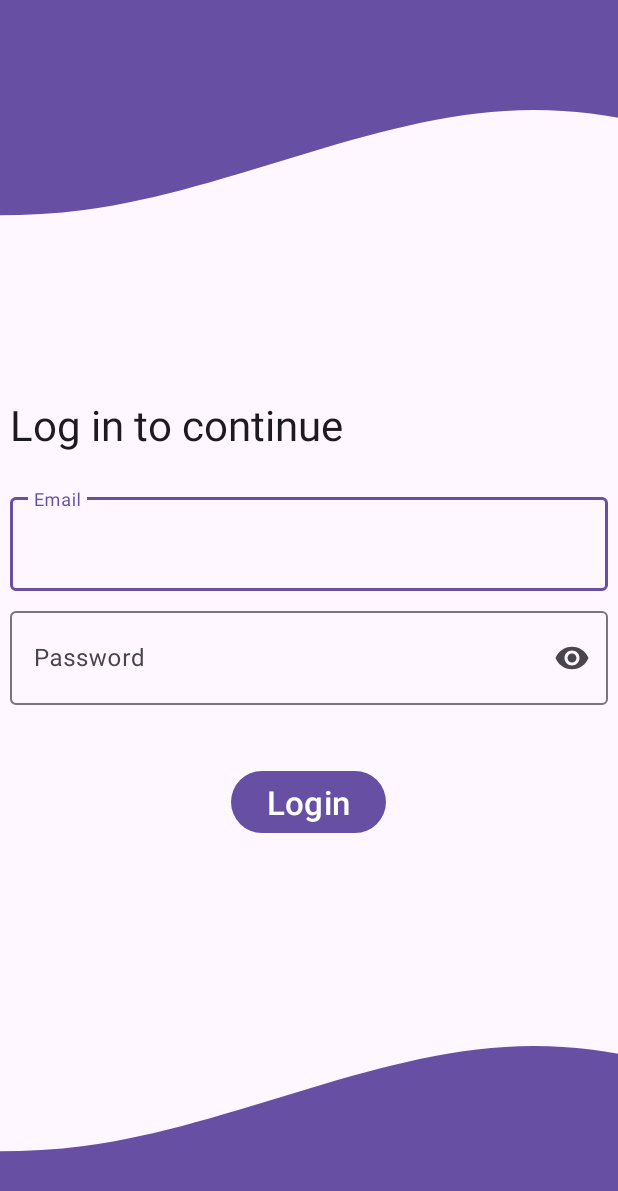
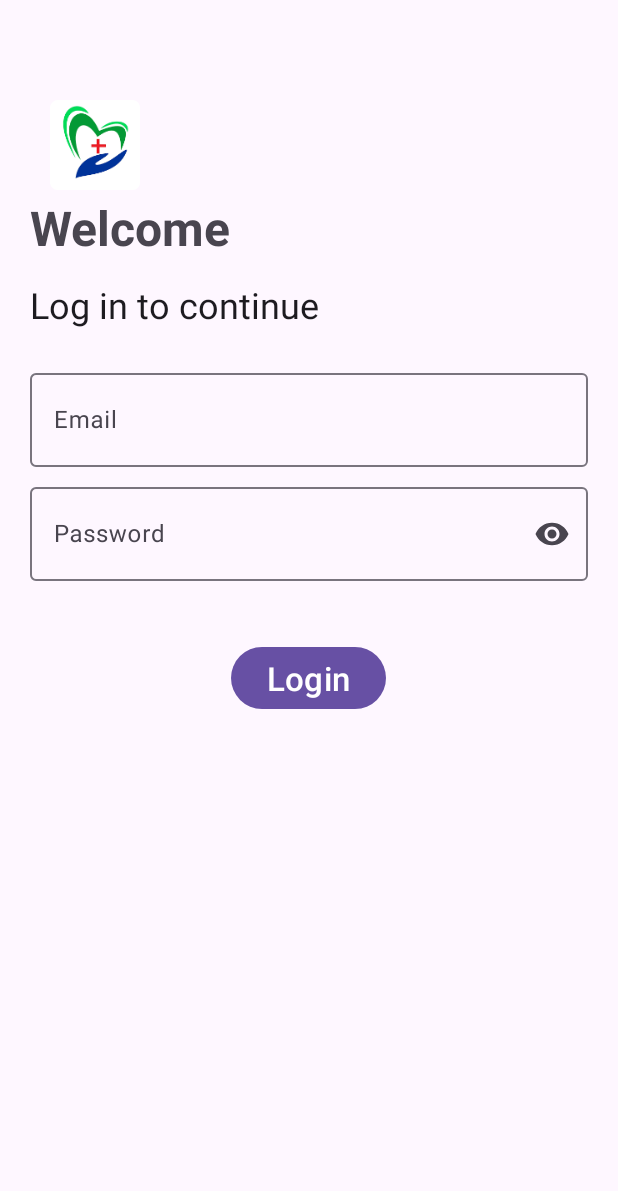
Before and after one commit to RathodKaransinh/Asha-App, an Android app: the screen it shows after launch (LoginActivity), on a phone screen of 412 x 824 dp. Shown: the top 1191 px of the screen. Run offline under Robolectric (Android 15) with nearby library versions, the phone set to English and light mode, and no system bars; our stand-ins replace Firebase (no records; nobody signed in at launch, a user with empty details on screens opened directly), sdp/ssp sizes.

Commit message:
Added Splash Screen and Animation

```diff
--- a/app/build.gradle
+++ b/app/build.gradle
@@ -43,6 +43,8 @@ dependencies {
     implementation 'com.google.android.material:material:1.8.0'
     implementation 'androidx.constraintlayout:constraintlayout:2.1.4'
     implementation 'androidx.core:core-ktx:1.9.0'
+    implementation 'androidx.navigation:navigation-fragment-ktx:2.5.3'
+    implementation 'androidx.navigation:navigation-ui-ktx:2.5.3'
     testImplementation 'junit:junit:4.13.2'
     androidTestImplementation 'androidx.test.ext:junit:1.1.5'
     androidTestImplementation 'androidx.test.espresso:espresso-core:3.5.1'
--- a/app/src/main/AndroidManifest.xml
+++ b/app/src/main/AndroidManifest.xml
@@ -31,7 +31,7 @@
             android:exported="false" />
         <activity
             android:name=".activities.LoginActivity"
-            android:exported="true">
+            android:exported="true" >
             <intent-filter>
                 <action android:name="android.intent.action.MAIN" />
 
--- a/app/src/main/java/com/example/ashaapp/activities/LoginActivity.kt
+++ b/app/src/main/java/com/example/ashaapp/activities/LoginActivity.kt
@@ -1,29 +1,47 @@
 package com.example.ashaapp.activities
 
-import android.app.ProgressDialog
+import android.animation.Animator
 import android.content.ContentValues
 import android.content.Intent
+import android.content.SharedPreferences
+import android.os.Build
 import android.os.Bundle
+import android.os.CountDownTimer
 import android.util.Log
-import android.widget.Button
-import android.widget.EditText
+import android.view.View
+import android.view.inputmethod.EditorInfo
 import android.widget.Toast
+import androidx.annotation.RequiresApi
 import androidx.appcompat.app.AppCompatActivity
 import com.example.ashaapp.R
+import com.example.ashaapp.databinding.ActivityLoginBinding
 import com.google.firebase.auth.FirebaseAuth
 
 class LoginActivity : AppCompatActivity() {
 
-    private lateinit var loginbtn: Button
+    private lateinit var binding: ActivityLoginBinding
     private lateinit var auth: FirebaseAuth
-    private lateinit var email: EditText
-    private lateinit var pass: EditText
+    private lateinit var sharedPreferences: SharedPreferences
 
+    @RequiresApi(Build.VERSION_CODES.O)
     override fun onCreate(savedInstanceState: Bundle?) {
         super.onCreate(savedInstanceState)
-        setContentView(R.layout.activity_login)
+        binding = ActivityLoginBinding.inflate(layoutInflater)
+        val view = binding.root
+        setContentView(view)
 
-        val sharedPreferences = getSharedPreferences("preference", MODE_PRIVATE)
+        object : CountDownTimer(3000, 1000) {
+            override fun onFinish() {
+                binding.bookITextView.visibility = View.GONE
+                binding.loadingProgressBar.visibility = View.GONE
+                binding.bookIconImageView.setImageResource(R.mipmap.asha_launcher)
+                startAnimation()
+            }
+
+            override fun onTick(p0: Long) {}
+        }.start()
+
+        sharedPreferences = getSharedPreferences("preference", MODE_PRIVATE)
         auth = FirebaseAuth.getInstance()
         val currentuser = auth.currentUser
         if (currentuser != null && sharedPreferences.getString("user_pin", null) != null) {
@@ -32,46 +50,91 @@ class LoginActivity : AppCompatActivity() {
             finish()
         }
 
-        loginbtn = findViewById(R.id.loginbtn)
-        email = findViewById(R.id.loginTextEmailAddress)
-        pass = findViewById(R.id.loginTextPassword)
-        loginbtn.setOnClickListener {
-            if (email.text.toString().isEmpty() || pass.text.toString().isEmpty()) {
+        binding.loginTextEmailAddress.setOnEditorActionListener { _, actionId, _ ->
+            return@setOnEditorActionListener when (actionId) {
+                EditorInfo.IME_ACTION_NEXT -> {
+                    binding.loginTextPassword.requestFocus()
+                    true
+                }
+                else -> false
+            }
+        }
+
+        binding.loginTextPassword.setOnEditorActionListener { _, actionId, _ ->
+            return@setOnEditorActionListener when (actionId) {
+                EditorInfo.IME_ACTION_DONE -> {
+                    loginProcess()
+                    true
+                }
+                else -> false
+            }
+        }
+
+        binding.loginbtn.setOnClickListener {
+            loginProcess()
+        }
+    }
+
+    private fun loginProcess() {
+        if (binding.loginTextEmailAddress.text.toString().isEmpty() || binding.loginTextPassword.text.toString().isEmpty()) {
             Toast.makeText(
                 this,
                 "Email and Password fields can't be empty!",
                 Toast.LENGTH_SHORT
             ).show()
         } else {
-                val progressDialog = ProgressDialog(this)
-                progressDialog.setTitle("Authenticating...")
-                progressDialog.setMessage("Logging in, please wait")
-                progressDialog.show()
-                auth.signInWithEmailAndPassword(email.text.toString(), pass.text.toString())
+            binding.bookIconImageView.visibility = View.GONE
+            binding.afterAnimationView.visibility = View.GONE
+            binding.loginProgressBar.visibility = View.VISIBLE
+            auth.signInWithEmailAndPassword(binding.loginTextEmailAddress.text.toString(), binding.loginTextPassword.text.toString())
                 .addOnCompleteListener(this) {
                     if (it.isSuccessful) {
-                            progressDialog.dismiss()
+                        binding.loginProgressBar.visibility = View.GONE
                         Toast.makeText(
                             this, "Logged in successfully.",
                             Toast.LENGTH_SHORT
                         ).show()
-                            sharedPreferences.edit().apply() {
-                                putString("password", pass.text.toString())
+                        sharedPreferences.edit().apply {
+                            putString("password", binding.loginTextPassword.text.toString())
                             apply()
                         }
                         val intent = Intent(this, CreatePin::class.java)
                         startActivity(intent)
                         finish()
                     } else {
-                            progressDialog.dismiss()
-                            Log.w(ContentValues.TAG, "signInWithEmail:failure", it.exception)
+                        binding.loginProgressBar.visibility = View.GONE
+                        binding.bookIconImageView.visibility = View.VISIBLE
+                        binding.afterAnimationView.visibility = View.VISIBLE
                         Toast.makeText(
-                                baseContext, "Authentication failed.",
+                            baseContext, it.exception?.message,
                             Toast.LENGTH_SHORT
                         ).show()
                     }
                 }
         }
     }
+
+    private fun startAnimation() {
+        binding.bookIconImageView.animate().apply {
+            x(50f)
+            y(100f)
+            duration = 1000
+        }.setListener(object : Animator.AnimatorListener {
+            override fun onAnimationStart(animation: Animator) {
+
+            }
+
+            override fun onAnimationEnd(animation: Animator) {
+                binding.afterAnimationView.visibility = View.VISIBLE
+            }
+
+            override fun onAnimationCancel(animation: Animator) {
+
+            }
+
+            override fun onAnimationRepeat(animation: Animator) {
+
+            }
+        })
     }
 }
--- a/app/src/main/res/layout/activity_login.xml
+++ b/app/src/main/res/layout/activity_login.xml
@@ -1,43 +1,65 @@
 <?xml version="1.0" encoding="utf-8"?>
 <androidx.constraintlayout.widget.ConstraintLayout xmlns:android="http://schemas.android.com/apk/res/android"
     xmlns:app="http://schemas.android.com/apk/res-auto"
+    xmlns:tools="http://schemas.android.com/tools"
+    android:id="@+id/rootView"
     android:layout_width="match_parent"
-    android:layout_height="match_parent">
+    android:layout_height="match_parent"
+    tools:context=".activities.LoginActivity">
 
     <ImageView
-        android:id="@+id/imageView3"
-        android:layout_width="0dp"
-        android:layout_height="200dp"
-        android:contentDescription="@string/todo"
-        android:scaleType="centerCrop"
-        app:layout_constraintStart_toStartOf="parent"
-        app:layout_constraintTop_toTopOf="parent"
-        app:srcCompat="@drawable/wave__2_" />
-
-    <ImageView
-        android:id="@+id/imageView4"
-        android:layout_width="0dp"
-        android:layout_height="200dp"
-        android:contentDescription="@string/todo"
-        android:scaleType="centerCrop"
-        app:layout_constraintBottom_toBottomOf="parent"
-        app:layout_constraintEnd_toEndOf="parent"
-        app:srcCompat="@drawable/wave__1_" />
-
-    <LinearLayout
-        android:id="@+id/linearLayout2"
-        android:layout_width="0dp"
-        android:layout_height="0dp"
-        android:gravity="center"
-        android:orientation="vertical"
-        android:padding="@dimen/_5sdp"
+        android:id="@+id/bookIconImageView"
+        android:layout_width="60dp"
+        android:layout_height="60dp"
+        android:contentDescription="@null"
+        android:src="@mipmap/asha_launcher"
         app:layout_constraintBottom_toBottomOf="parent"
         app:layout_constraintEnd_toEndOf="parent"
         app:layout_constraintStart_toStartOf="parent"
-        app:layout_constraintTop_toTopOf="parent">
+        app:layout_constraintTop_toTopOf="parent" />
+
+    <TextView
+        android:id="@+id/bookITextView"
+        android:layout_width="wrap_content"
+        android:layout_height="wrap_content"
+        android:text="@string/app_name"
+        android:textSize="16sp"
+        app:layout_constraintEnd_toEndOf="parent"
+        app:layout_constraintStart_toStartOf="parent"
+        app:layout_constraintTop_toBottomOf="@+id/bookIconImageView" />
+
+    <ProgressBar
+        android:id="@+id/loadingProgressBar"
+        style="?android:attr/progressBarStyleHorizontal"
+        android:layout_width="match_parent"
+        android:layout_height="12dp"
+        android:indeterminate="true"
+        android:padding="0dp"
+        app:layout_constraintBottom_toBottomOf="parent"
+        app:layout_constraintEnd_toEndOf="parent"
+        app:layout_constraintStart_toStartOf="parent" />
+
+    <LinearLayout
+        android:id="@+id/afterAnimationView"
+        android:layout_width="match_parent"
+        android:layout_height="match_parent"
+        android:layout_marginStart="20dp"
+        android:layout_marginTop="130dp"
+        android:layout_marginEnd="20dp"
+        android:orientation="vertical"
+        android:visibility="gone">
 
         <com.google.android.material.textview.MaterialTextView
-            style="@style/TextAppearance.Material3.HeadlineMedium"
+            android:id="@+id/WelcomeTextView"
+            style="@style/TextAppearance.Material3.HeadlineLarge"
+            android:layout_width="match_parent"
+            android:layout_height="wrap_content"
+            android:layout_marginBottom="@dimen/_10sdp"
+            android:text="@string/welcome"
+            android:textStyle="bold" />
+
+        <com.google.android.material.textview.MaterialTextView
+            style="@style/TextAppearance.Material3.HeadlineSmall"
             android:layout_width="match_parent"
             android:layout_height="wrap_content"
             android:layout_marginBottom="24dp"
@@ -59,6 +81,7 @@
                 android:layout_width="match_parent"
                 android:layout_height="wrap_content"
                 android:hint="@string/email"
+                android:imeOptions="actionNext"
                 android:inputType="textEmailAddress"
                 android:labelFor="@id/loginEmailTextInputLayout"
                 android:minHeight="@dimen/_48sdp" />
@@ -80,6 +103,7 @@
                 android:layout_width="match_parent"
                 android:layout_height="wrap_content"
                 android:hint="@string/password"
+                android:imeOptions="actionDone"
                 android:inputType="textPassword"
                 android:labelFor="@id/loginPasswordTextInputLayout"
                 android:minHeight="@dimen/_48sdp" />
@@ -91,9 +115,21 @@
             android:layout_width="wrap_content"
             android:layout_height="wrap_content"
             android:layout_marginTop="30dp"
+            android:layout_gravity="center"
             android:text="@string/login"
             android:textAllCaps="false"
             android:textSize="22sp" />
+
     </LinearLayout>
 
+    <ProgressBar
+        android:id="@+id/loginProgressBar"
+        android:layout_width="wrap_content"
+        android:layout_height="wrap_content"
+        android:visibility="gone"
+        app:layout_constraintEnd_toEndOf="parent"
+        app:layout_constraintStart_toStartOf="parent"
+        app:layout_constraintTop_toTopOf="parent"
+        app:layout_constraintBottom_toBottomOf="parent"/>
+
 </androidx.constraintlayout.widget.ConstraintLayout>
--- a/app/src/main/res/values/dimens.xml
+++ b/app/src/main/res/values/dimens.xml
@@ -1,3 +1,4 @@
 <resources>
     <dimen name="text_margin">16dp</dimen>
+    <dimen name="fab_margin">16dp</dimen>
 </resources>
```
Also changed, not shown: app/src/main/java/com/example/ashaapp/activities/MainActivity.kt (+5 -2 lines), app/src/main/java/com/example/ashaapp/fragments/ProfileFragment.kt (+15 -5 lines), app/src/main/res/layout/activity_main.xml (+5 -5 lines), app/src/main/res/values/colors.xml (+8 -0 lines), app/src/main/res/values/strings.xml (+10 -0 lines), gradle/wrapper/gradle-wrapper.properties. Lines whose indentation alone changed are shown as unchanged.
